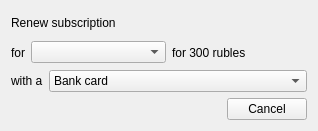
First picture: the form in src/bin/scenarist-desktop/UserInterfaceLayer/StartUp/RenewSubscriptionDialog.ui, repository dimkanovikov/KITScenarist, before the edit.
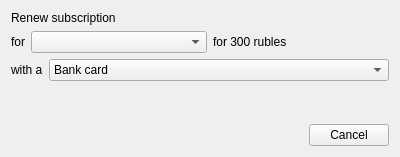
Second picture: the form after the edit.

```diff
--- a/src/bin/scenarist-desktop/UserInterfaceLayer/StartUp/RenewSubscriptionDialog.ui
+++ b/src/bin/scenarist-desktop/UserInterfaceLayer/StartUp/RenewSubscriptionDialog.ui
@@ -6,10 +6,16 @@
    <rect>
     <x>0</x>
     <y>0</y>
-    <width>318</width>
-    <height>131</height>
+    <width>400</width>
+    <height>157</height>
    </rect>
   </property>
+  <property name="minimumSize">
+   <size>
+    <width>400</width>
+    <height>0</height>
+   </size>
+  </property>
   <property name="windowTitle">
    <string>Renew subscription</string>
   </property>
@@ -79,6 +85,19 @@
      </item>
     </layout>
    </item>
+   <item>
+    <spacer name="verticalSpacer">
+     <property name="orientation">
+      <enum>Qt::Vertical</enum>
+     </property>
+     <property name="sizeHint" stdset="0">
+      <size>
+       <width>20</width>
+       <height>40</height>
+      </size>
+     </property>
+    </spacer>
+   </item>
    <item>
     <widget class="QDialogButtonBox" name="buttonBox">
      <property name="standardButtons">
```
